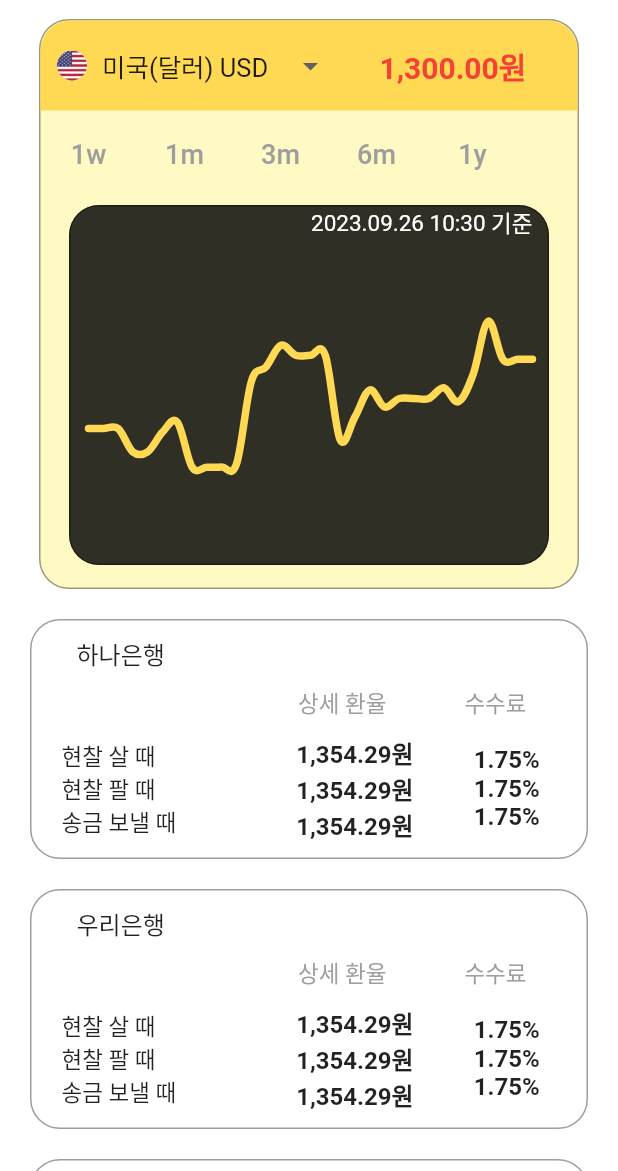
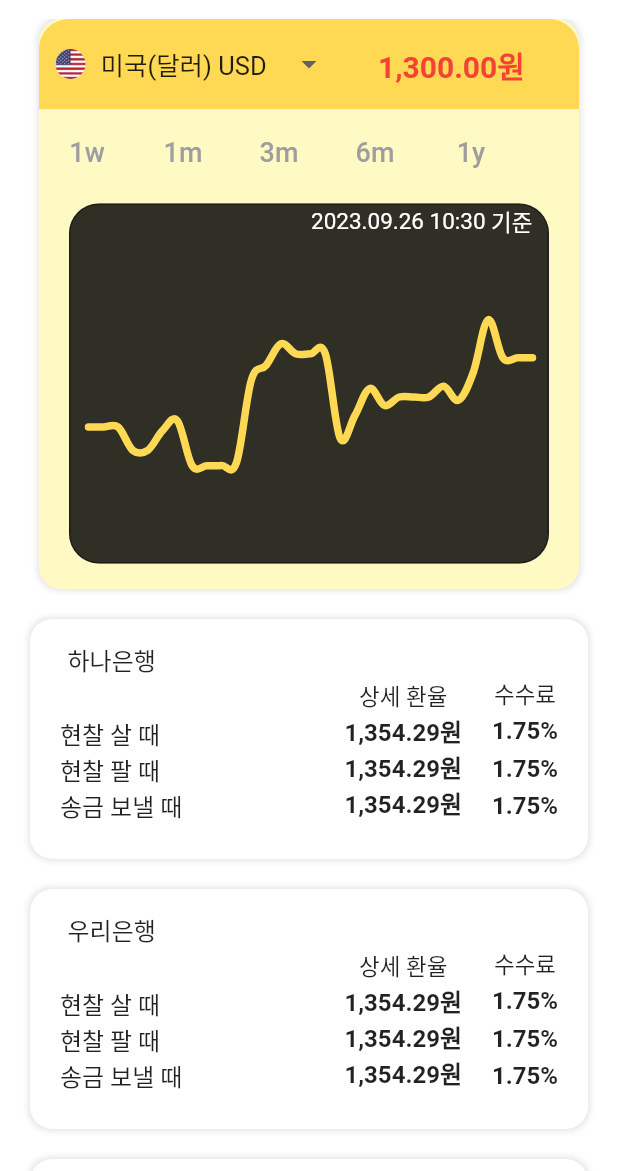
Before and after one commit to Donne-All-Around/DonneAllAround, a Flutter app: the ExchangeDetailPage screen opened directly, on a phone screen of 412 x 824 dp, the part 65-1236 px from its top. Run offline on Flutter 3.47's test engine with Material 2 defaults, Android fonts, the phone set to English and light mode, and no system bars; drawn by our look-alikes of fl_chart; our stand-ins replace awesome_bottom_bar, chat_bubbles, flutter_chat_bubble, geocoding, geolocator, google_maps_flutter and 2 more; missing offline and left inert: bottom_picker, kpostal.

Commit message:
0926 HA 간격 조절 완료

```diff
--- a/frontend/a705/lib/exchange_detail.dart
+++ b/frontend/a705/lib/exchange_detail.dart
@@ -82,10 +82,16 @@ class _ExchangeDetailPageState extends State<ExchangeDetailPage> {
                   width: 360,
                   height: 380,
                   decoration: BoxDecoration(
-                    borderRadius: BorderRadius.circular(20),
-                    border: Border.all(color: Colors.black38),
+                      borderRadius: BorderRadius.circular(15),
                       color: Colors.yellow[100],
+                      boxShadow: [
+                        BoxShadow(
+                          color: Colors.black.withOpacity(0.1),
+                          spreadRadius: 1,
+                          blurRadius: 3,
+                          offset: const Offset(0, 0),
                         ),
+                      ]),
                   child: Column(
                     children: [
                       Row(
@@ -345,145 +351,139 @@ class _BankViewBuilderState extends State<BankViewBuilder> {
                 },
                 child: Container(
                   margin: const EdgeInsets.fromLTRB(20, 0, 20, 20),
-                  width: 370,
+                  padding: const EdgeInsets.fromLTRB(20, 10, 20, 10),
+                  width: double.infinity,
                   height: 160,
                   decoration: BoxDecoration(
-                    borderRadius: BorderRadius.circular(20),
-                    border: Border.all(color: Colors.black38),
+                      borderRadius: BorderRadius.circular(15),
+                      color: Colors.white,
+                      boxShadow: [
+                        BoxShadow(
+                          color: Colors.black.withOpacity(0.1),
+                          spreadRadius: 1,
+                          blurRadius: 3,
+                          offset: const Offset(0, 0),
                         ),
+                      ]),
                   child: Column(
                     children: [
+                      const SizedBox(height: 5),
                       Row(
-                        mainAxisAlignment: MainAxisAlignment.start,
+                        mainAxisAlignment: MainAxisAlignment.spaceBetween,
                         children: [
-                          Container(
-                            margin: const EdgeInsets.fromLTRB(
-                                20, 10, 0, 0),
-                            width: 200,
-                            // color: Colors.red,
-                            child: Row(
+                          Row(
                             children: [
                               // CircleAvatar(
-                                //   backgroundImage:
-                                //   AssetImage('assets/images/${currency1[index]}.png'),
+                              //   backgroundImage: AssetImage(
+                              //       'assets/images/${currency1[index]}.png'),
                               //   radius: 10,
                               // ),
-                                const SizedBox(width: 10),
-                                Text( _valueList1[index],
-                                  style: const TextStyle(fontSize: 16),),
-                              ],
-                            ),),
+                              const SizedBox(width: 5),
+                              Text(
+                                _valueList1[index],
+                                style: const TextStyle(fontSize: 16),
+                              ),
                             ],
                           ),
-                      Row(
-                        mainAxisAlignment: MainAxisAlignment.end,
+                        ],
+                      ),
+                      const Row(
+                        mainAxisAlignment: MainAxisAlignment.spaceBetween,
+                        crossAxisAlignment: CrossAxisAlignment.end,
                         children: [
-                          Container(
-                            margin: const EdgeInsets.fromLTRB(
-                                0, 10, 40, 10),
-                            child: const Text(
-                              '상세 환율              수수료',
-                              style: TextStyle(color: Colors.grey),),
+                          Column(
+                            crossAxisAlignment: CrossAxisAlignment.start,
+                            children: [
+                              SizedBox(height: 20),
+                              Text(
+                                '현찰 살 때',
+                                style: TextStyle(fontSize: 16),
+                              ),
+                              Text(
+                                '현찰 팔 때',
+                                style: TextStyle(fontSize: 16),
+                              ),
+                              Text(
+                                '송금 보낼 때',
+                                style: TextStyle(fontSize: 16),
                               )
                             ],
                           ),
-                      Row(
-                        children: [
-                          Container(
-                            margin: const EdgeInsets.fromLTRB(
-                                20, 0, 20, 10),
-                            // color: Colors.red,
-                            child: const Column(
-                              crossAxisAlignment: CrossAxisAlignment
-                                  .start,
-                              children: [
-                                Row(
-                                  children: [
-                                    Text('현찰 살 때'),
-                                  ],
+                          SizedBox(
+                            width: 50,
                           ),
                           Row(
                             children: [
-                                    Text('현찰 팔 때'),
+                              Column(
+                                crossAxisAlignment: CrossAxisAlignment.center,
+                                children: [
+                                  Text(
+                                    '상세 환율',
+                                    style: TextStyle(fontSize: 15),
+                                  ),
+                                  Column(
+                                    crossAxisAlignment: CrossAxisAlignment.end,
+                                    children: [
+                                      Text(
+                                        '1,354.29원',
+                                        style: TextStyle(
+                                            fontWeight: FontWeight.bold,
+                                            fontSize: 16),
+                                      ),
+                                      Text(
+                                        '1,354.29원',
+                                        style: TextStyle(
+                                            fontWeight: FontWeight.bold,
+                                            fontSize: 16),
+                                      ),
+                                      Text(
+                                        '1,354.29원',
+                                        style: TextStyle(
+                                            fontWeight: FontWeight.bold,
+                                            fontSize: 16),
+                                      ),
                                     ],
                                   ),
-                                Row(
+                                ],
+                              ),
+                              SizedBox(width: 20),
+                              Column(
+                                crossAxisAlignment: CrossAxisAlignment.center,
                                 children: [
-                                    Text('송금 보낼 때'),
-                                  ],
+                                  Text(
+                                    '수수료',
+                                    style: TextStyle(fontSize: 15),
+                                  ),
+                                  Column(
+                                    crossAxisAlignment: CrossAxisAlignment.end,
+                                    children: [
+                                      Text(
+                                        '1.75%',
+                                        style: TextStyle(
+                                            fontWeight: FontWeight.bold,
+                                            fontSize: 16,
+                                            height: 1.532),
+                                      ),
+                                      Text(
+                                        '1.75%',
+                                        style: TextStyle(
+                                            fontWeight: FontWeight.bold,
+                                            fontSize: 16,
+                                            height: 1.532),
+                                      ),
+                                      Text(
+                                        '1.75%',
+                                        style: TextStyle(
+                                            fontWeight: FontWeight.bold,
+                                            fontSize: 16,
+                                            height: 1.532),
                                       )
                                     ],
                                   ),
-                          ),
-                          const SizedBox(width: 50,),
-                          Container(
-                            margin: const EdgeInsets.fromLTRB(
-                                10, 0, 30, 10),
-                            // color: Colors.red,
-                            child: const Column(
-                              crossAxisAlignment: CrossAxisAlignment
-                                  .start,
-                              children: [
-                                Row(
-                                  children: [
-                                    Text('1,354.29원',
-                                      style: TextStyle(
-                                          fontWeight: FontWeight.bold,
-                                          fontSize: 16),),
                                 ],
                               ),
-                                Row(
-                                  children: [
-                                    Text('1,354.29원',
-                                      style: TextStyle(
-                                          fontWeight: FontWeight.bold,
-                                          fontSize: 16),),
                             ],
                           ),
-                                Row(
-                                  children: [
-                                    Text('1,354.29원',
-                                      style: TextStyle(
-                                          fontWeight: FontWeight.bold,
-                                          fontSize: 16),),
-                                  ],
-                                )
-                              ],
-                            ),
-                          ),
-                          Container(
-                            margin: const EdgeInsets.fromLTRB(
-                                10, 0, 0, 10),
-                            // color: Colors.red,
-                            child: const Column(
-                              crossAxisAlignment: CrossAxisAlignment
-                                  .start,
-                              children: [
-                                Row(
-                                  children: [
-                                    Text('1.75%', style: TextStyle(
-                                        fontWeight: FontWeight.bold,
-                                        fontSize: 16),),
-                                  ],
-                                ),
-                                Row(
-                                  children: [
-                                    Text('1.75%', style: TextStyle(
-                                        fontWeight: FontWeight.bold,
-                                        fontSize: 16),),
-                                  ],
-                                ),
-                                Row(
-                                  children: [
-                                    Text('1.75%', style: TextStyle(
-                                        fontWeight: FontWeight.bold,
-                                        fontSize: 16),),
-                                  ],
-                                )
-                              ],
-                            ),
-                          ),
-                          const SizedBox(height: 10,),
                         ],
                       ),
                     ],
@@ -497,6 +497,7 @@ class _BankViewBuilderState extends State<BankViewBuilder> {
     );
   }
 }
+
 
 // 그래프 위젯
 class LineChartSample2 extends StatefulWidget {
```
Also changed, not shown: frontend/a705/lib/exchange_page.dart (+93 -106 lines). Lines whose indentation alone changed are shown as unchanged.
